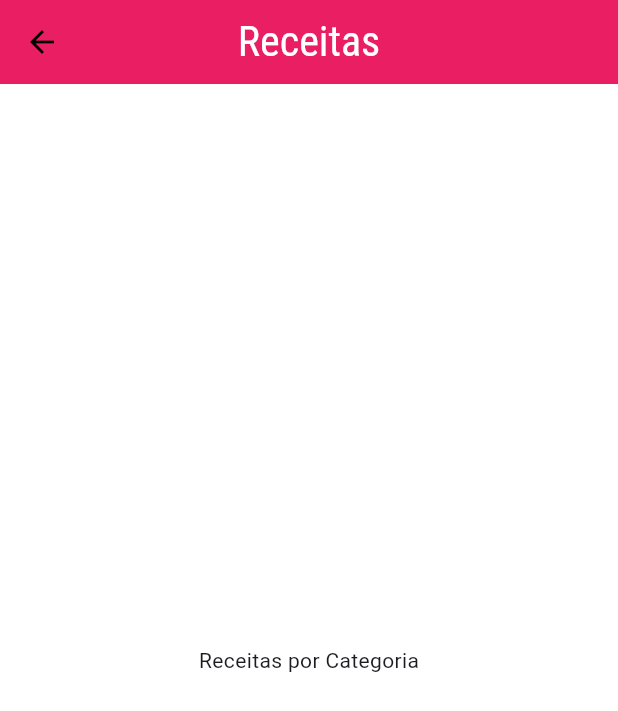
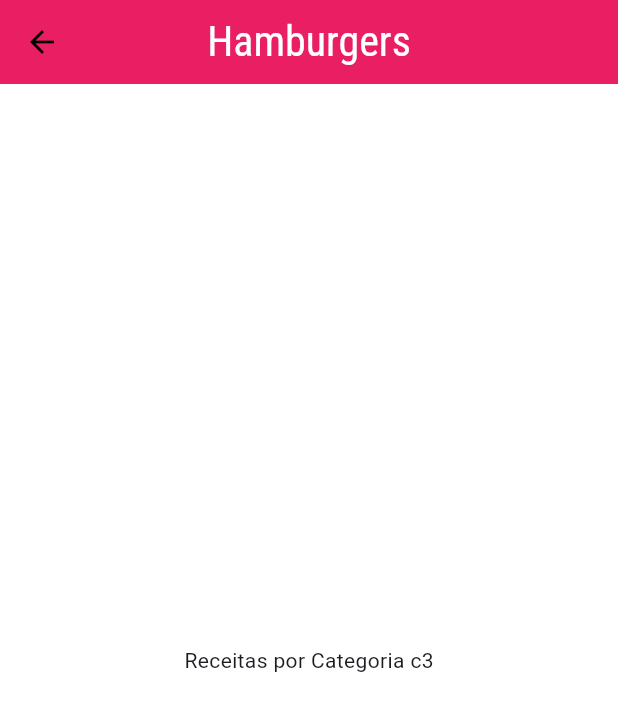
Before and after one commit to beto-luis/meals, a Flutter app: the screen it shows after launch, after a tap on "Hamburgers", on a phone screen of 412 x 824 dp. Shown: the top 711 px of the screen. Run offline on Flutter 3.47's test engine with Material 3 defaults, Android fonts, the phone set to English and light mode, and no system bars.

Commit message:
rotas nomeadas

```diff
--- a/lib/components/category_item.dart
+++ b/lib/components/category_item.dart
@@ -1,6 +1,6 @@
 import 'package:flutter/material.dart';
 import '../models/category.dart';
-import '../screens/categories_meals_screen.dart';
+import '../utils/app_routes.dart';
 
 class CategoryItem extends StatelessWidget {
   final Category category;
@@ -8,12 +8,9 @@ class CategoryItem extends StatelessWidget {
   const CategoryItem(this.category, {super.key});
 
   void _selectCategory(BuildContext context) {
-    Navigator.of(context).push(
-      MaterialPageRoute(
-        builder: (_) {
-          return const CategoriesMealsScreen();
-        },
-      ),
+    Navigator.of(context).pushNamed(
+      AppRoutes.categoriesMeals,
+      arguments: category
     );
   }
 
--- a/lib/main.dart
+++ b/lib/main.dart
@@ -1,7 +1,9 @@
 import 'package:flutter/material.dart';
 import 'screens/categories_screen.dart';
+import 'screens/categories_meals_screen.dart';
+import 'utils/app_routes.dart';
 
-void main() => runApp(MyApp());
+void main() => runApp(const MyApp());
 
 class MyApp extends StatelessWidget {
   const MyApp({super.key});
@@ -21,8 +23,12 @@ class MyApp extends StatelessWidget {
                 titleLarge: const TextStyle(
               fontSize: 20,
               fontFamily: 'RobotoCondensed',
-              ))),
-      home: const CategoriesScreen(),
+            )),
+      ),
+      routes: {
+        AppRoutes.home: (ctx) => const CategoriesScreen(),
+        AppRoutes.categoriesMeals: (ctx) => const CategoriesMealsScreen(),
+      },
     );
   }
 }
--- a/lib/screens/categories_meals_screen.dart
+++ b/lib/screens/categories_meals_screen.dart
@@ -1,19 +1,24 @@
 import 'package:flutter/material.dart';
+import '../models/category.dart';
 
 class CategoriesMealsScreen extends StatelessWidget {
   const CategoriesMealsScreen({super.key});
 
   @override
   Widget build(BuildContext context) {
+    final category = ModalRoute.of(context)?.settings.arguments as Category;
+
     return Scaffold(
       appBar: AppBar(
         centerTitle: true,
         backgroundColor: Colors.pink,
-        title: const Text('Receitas',
-        style: TextStyle(color: Colors.white, fontSize: 28),),
+        title: Text(
+          category.title,
+          style: const TextStyle(color: Colors.white, fontSize: 28),
+        ),
       ),
-      body: const Center(
-        child: Text('Receitas por Categoria'),
+      body: Center(
+        child: Text('Receitas por Categoria ${category.id}'),
       ),
     );
   }
--- /dev/null
+++ b/lib/utils/app_routes.dart
@@ -0,0 +1,4 @@
+class AppRoutes {
+  static const home = '/';
+  static const categoriesMeals = '/categories-meals';
+}
```
Lines whose indentation alone changed are shown as unchanged.
